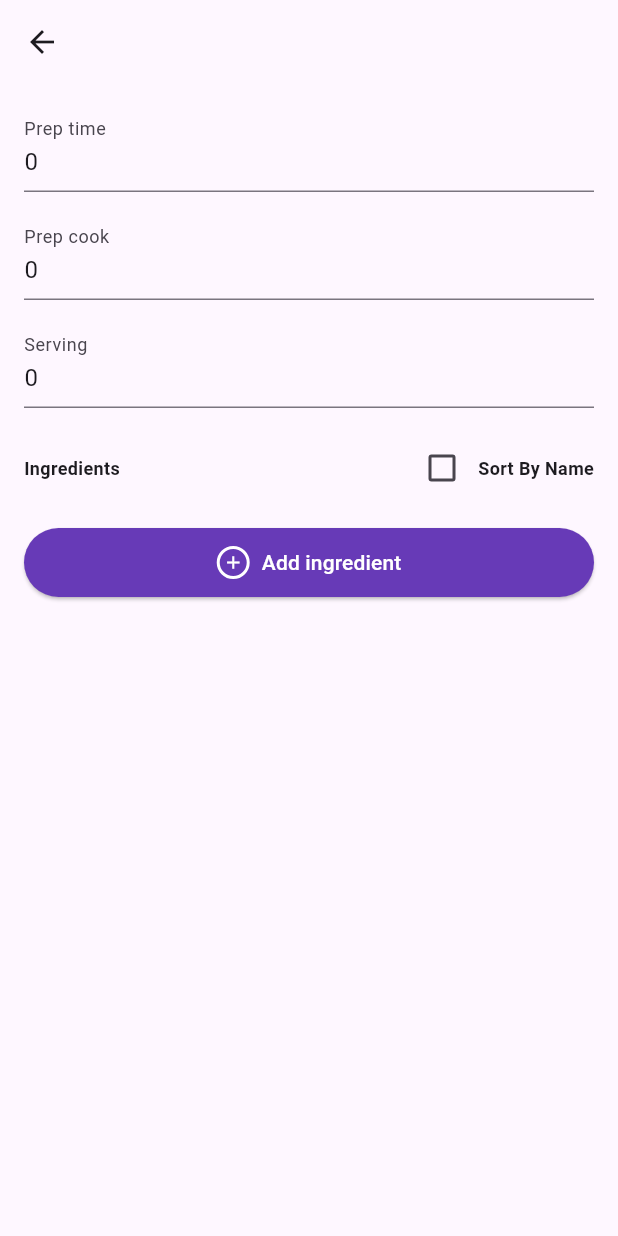
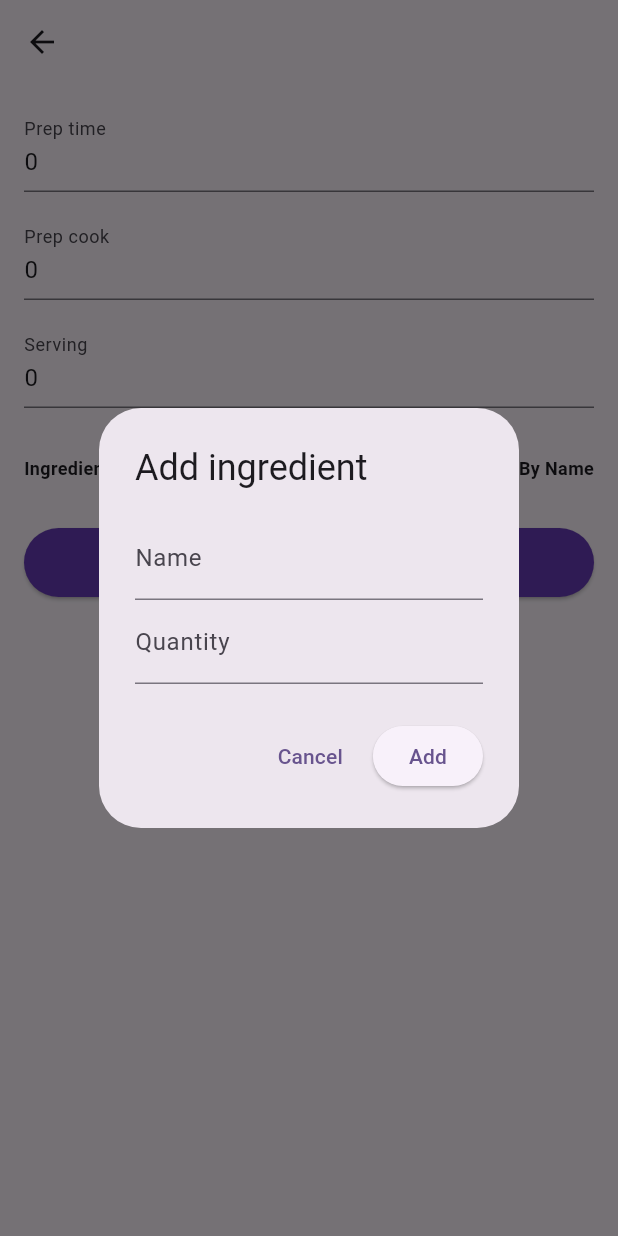
Before and after one commit to gadialoumatou02/receipe_app_flutter, a Flutter app: the EditRecipeWidget screen opened directly with empty values, after a tap on "Add ingredient", on a phone screen of 412 x 824 dp. Run offline on Flutter 3.47's test engine with Material 3 defaults, Android fonts, the phone set to English and light mode, and no system bars; our stand-ins replace get_it, image_picker.

Commit message:
Structuration de la fonction native, ajout de la fonction add ingredient via un bloc de dialogue

```diff
--- a/lib/main.dart
+++ b/lib/main.dart
@@ -1,6 +1,7 @@
 import 'package:flutter/material.dart';
 import 'package:get_it/get_it.dart';
 import 'package:recipe_app/data/receipe.dart';
+import 'package:recipe_app/presenter/image_modification.dart';
 import 'package:recipe_app/presenter/receipe_modification.dart';
 import 'package:recipe_app/repository/receipe_repository.dart';
 import 'package:recipe_app/repository/receipes_repository_dummy_impl.dart';
@@ -11,6 +12,7 @@ import 'package:recipe_app/view/receipes_widget.dart';
 void main() {
   GetIt.instance.registerSingleton<ReceipeRepository>(ReceipeRepositoryDummyImpl());
   GetIt.instance.registerSingleton<RecipeModification>(RecipeModification());
+  GetIt.instance.registerSingleton<ImageModification>(ImageModification());
   runApp(const MyApp());
 }
 
@@ -34,7 +36,7 @@ class MyApp extends StatelessWidget {
         // Route détail : on récupère la recette passée en arguments
         '/details': (context) {
           final receipe = ModalRoute.of(context)!.settings.arguments as Receipe;
-          return ReceipeDetailWidget(receipe: receipe, shiftServing: (int shift) {  },);
+          return ReceipeDetailWidget(receipe: receipe);
         },
 
         // Route edit recipe : on récupère la recette passée en arguments
--- /dev/null
+++ b/lib/repository/ImageService.dart
@@ -0,0 +1,5 @@
+import 'dart:io';
+
+abstract class ImageService {
+  Future<File?> pickImagedFromGallery();
+}
--- a/lib/view/edit_recipe_widget.dart
+++ b/lib/view/edit_recipe_widget.dart
@@ -148,6 +148,52 @@ class _EditReceipeWidgetState extends State<EditRecipeWidget> {
                 ),
                 onPressed: () {
                   // j'ajoute la fonction
+                  final nameController = TextEditingController();
+                  final qtyController = TextEditingController();
+
+                  showDialog(
+                    context: context,
+                    builder: (context) {
+                      return AlertDialog(
+                        title: const Text("Add ingredient"),
+                        content: Column(
+                          mainAxisSize: MainAxisSize.min,
+                          children: [
+                            TextField(
+                              controller: nameController,
+                              decoration: const InputDecoration(labelText: "Name"),
+                            ),
+                            TextField(
+                              controller: qtyController,
+                              decoration: const InputDecoration(labelText: "Quantity"),
+                              keyboardType: TextInputType.number,
+                            ),
+                          ],
+                        ),
+                        actions: [
+                          TextButton(
+                            onPressed: () => Navigator.pop(context),
+                            child: const Text("Cancel"),
+                          ),
+                          ElevatedButton(
+                            onPressed: () {
+                              final name = nameController.text.trim();
+                              final qty = double.tryParse(qtyController.text) ?? 0;
+
+                              if (name.isNotEmpty) {
+                                setState(() {
+                                  modify.addIngredient(receipe, name, qty);
+                                });
+                                Navigator.pop(context);
+                              }
+                            },
+                            child: const Text("Add"),
+                          ),
+                        ],
+                      );
+                    },
+                  );
+
                 },
                 child: Row(
                   mainAxisSize: MainAxisSize.min,
```
Also changed, not shown: lib/presenter/image_modification.dart (added, +21 -0 lines), lib/view/image_modif_widget.dart (added, +77 -0 lines), lib/view/receipe_detail_widget.dart (+4 -49 lines).
